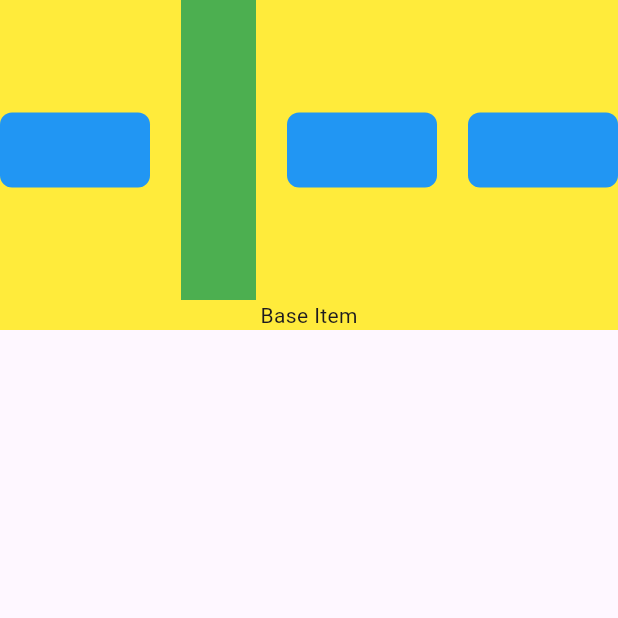
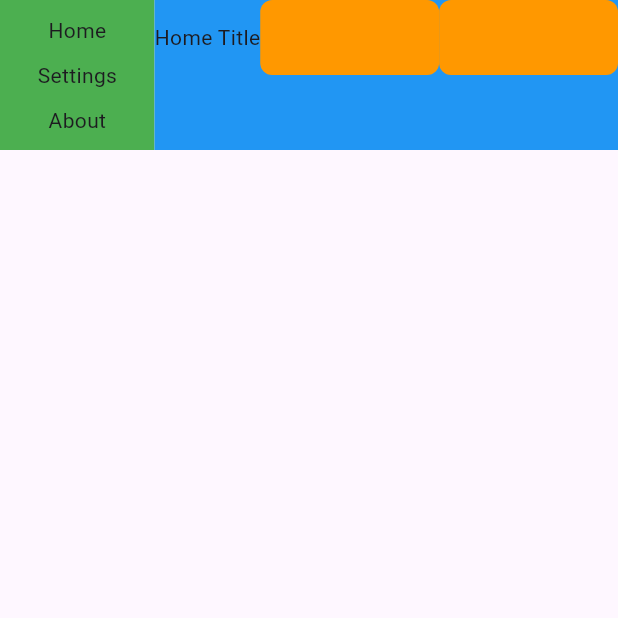
Before and after one commit to decoutkhanqindev/base_flutter, a Flutter app: the screen it shows after launch, on a phone screen of 412 x 824 dp, the top half of it. Run offline on Flutter 3.47's test engine with Material 3 defaults, Android fonts, the phone set to English and light mode, and no system bars; our stand-ins replace google_fonts.

Commit message:
Expanded with Row, Column

```diff
--- a/row_column/lib/main.dart
+++ b/row_column/lib/main.dart
@@ -3,13 +3,13 @@ import 'package:flutter/material.dart';
 void main() {
   runApp(
     MaterialApp(
-      home: SafeArea(child: Scaffold(body: Body())),
+      home: SafeArea(child: Scaffold(body: BodyMenuDemo())),
     ),
   );
 }
 
-class Body extends StatelessWidget {
-  const Body({super.key});
+class Body1 extends StatelessWidget {
+  const Body1({super.key});
 
   @override
   Widget build(BuildContext context) {
@@ -40,6 +40,75 @@ class Body extends StatelessWidget {
   }
 }
 
+class Body2 extends StatelessWidget {
+  const Body2({super.key});
+
+  @override
+  Widget build(BuildContext context) {
+    return Column(
+      children: [
+        // weight
+        Expanded(
+          flex: 1,
+          child: Container(width: 100, height: 100, color: Colors.green),
+        ),
+        Container(width: 100, height: 100, color: Colors.blue),
+        // weight
+        Expanded(
+          flex: 2,
+          child: Container(width: 100, height: 100, color: Colors.red),
+        ),
+      ],
+    );
+  }
+}
+
+class BodyMenuDemo extends StatelessWidget {
+  const BodyMenuDemo({super.key});
+
+  @override
+  Widget build(BuildContext context) {
+    return Container(
+      child: Row(
+        children: [
+          Expanded(
+            flex: 1,
+            child: Container(
+              width: 100,
+              height: 100,
+              color: Colors.green,
+              child: Column(
+                mainAxisAlignment: MainAxisAlignment.spaceEvenly,
+                children: [Text("Home"), Text("Settings"), Text("About")],
+              ),
+            ),
+          ),
+          Expanded(
+            flex: 3,
+            child: Container(
+              width: 100,
+              height: 100,
+              color: Colors.blue,
+              child: Column(
+                children: [
+                  Row(
+                    mainAxisAlignment: MainAxisAlignment.spaceEvenly,
+                    children: [
+                      Text("Home Title"),
+                      Expanded(flex: 1, child: BaseItem()),
+                      Expanded(flex: 1, child: BaseItem()),
+                    ],
+                  ),
+                ],
+              ),
+            ),
+          ),
+        ],
+      ),
+    );
+  }
+}
+
 class BaseItem extends StatelessWidget {
   const BaseItem({super.key});
 
@@ -49,7 +118,7 @@ class BaseItem extends StatelessWidget {
       width: 100,
       height: 50,
       decoration: BoxDecoration(
-        color: Colors.blue,
+        color: Colors.orange,
         borderRadius: BorderRadius.circular(8),
       ),
     );
```
